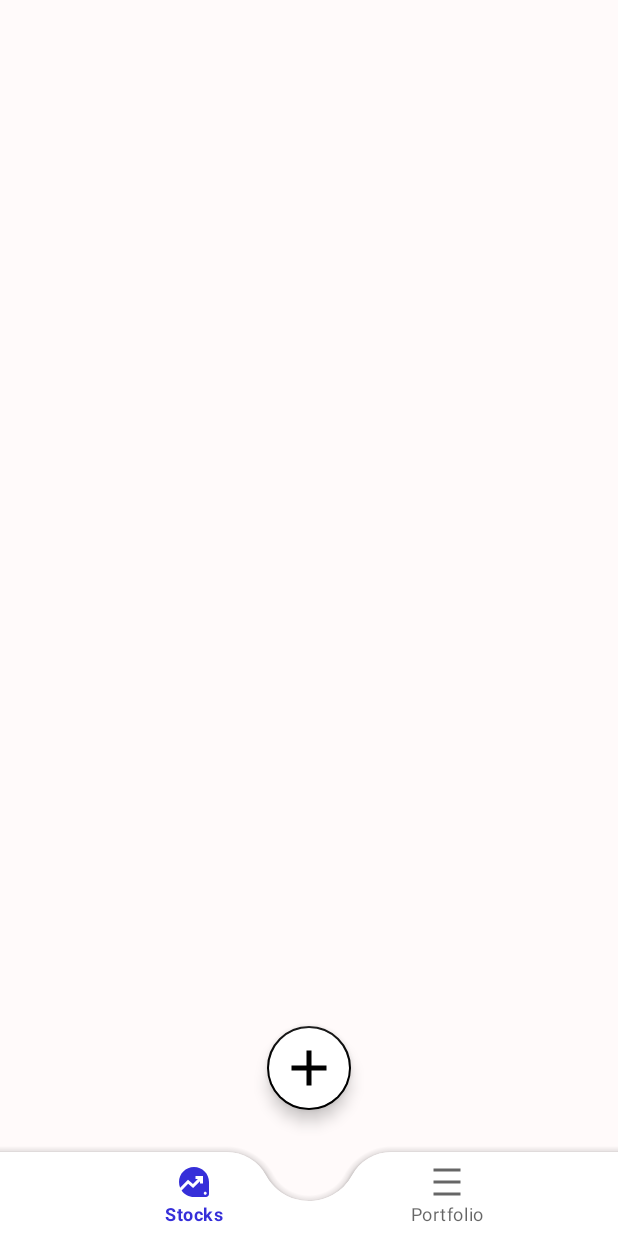
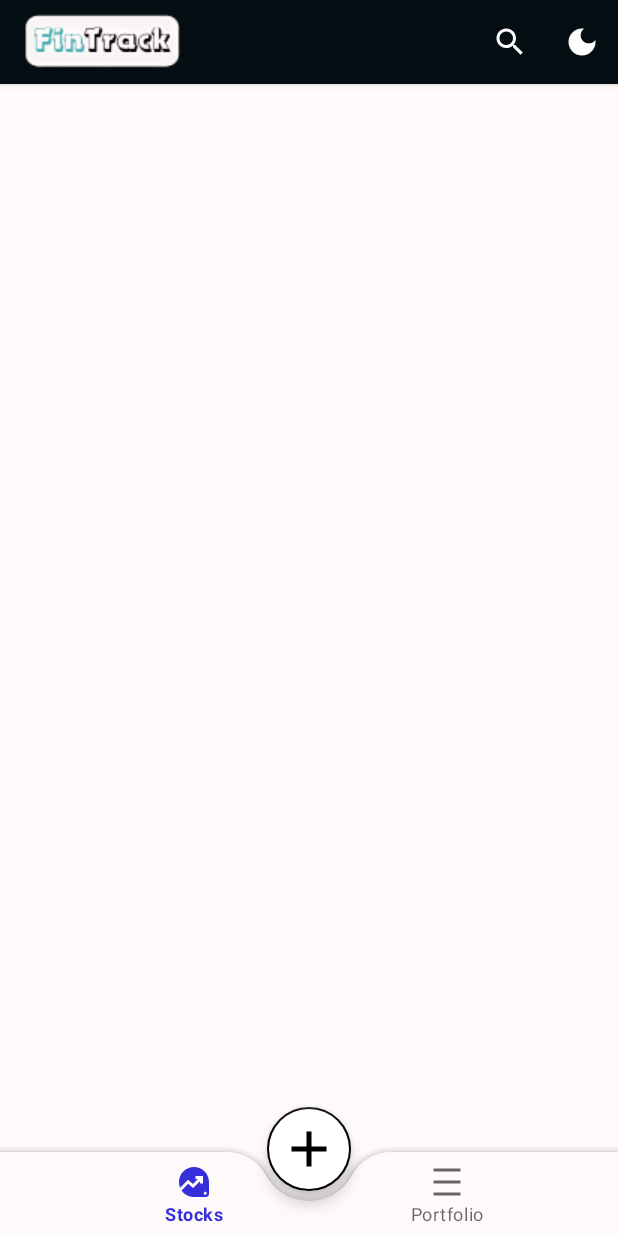
Before and after one commit to VictorFigma/fintrack, an Android app: the screen it shows after launch (HomeActivity), on a phone screen of 412 x 824 dp. Run offline under Robolectric (Android 15) with nearby library versions, the phone set to English and light mode, and no system bars; libraries missing offline, so code that uses them is left out: com.chaquo.python; 3 statements that could not run were skipped.

Commit message:
Add topBar

```diff
--- a/app/src/main/java/com/victorfigma/fintrack/HomeActivity.java
+++ b/app/src/main/java/com/victorfigma/fintrack/HomeActivity.java
@@ -1,15 +1,22 @@
 package com.victorfigma.fintrack;
 
+import androidx.annotation.NonNull;
 import androidx.appcompat.app.AppCompatActivity;
+import androidx.appcompat.widget.SearchView;
+import androidx.appcompat.widget.Toolbar;
 import androidx.fragment.app.Fragment;
 import androidx.fragment.app.FragmentManager;
 import androidx.fragment.app.FragmentTransaction;
 
+
 import android.app.Dialog;
 import android.os.Bundle;
+import android.view.Menu;
+import android.view.MenuItem;
 import android.view.View;
 import android.widget.Button;
 import android.widget.EditText;
+import android.widget.Toast;
 
 import com.google.android.material.floatingactionbutton.FloatingActionButton;
 
@@ -28,8 +35,12 @@ public class HomeActivity extends AppCompatActivity {
     @Override
     protected void onCreate(Bundle savedInstanceState) {
         super.onCreate(savedInstanceState);
+
         binding = ActivityHomeBinding.inflate(getLayoutInflater());
         setContentView(binding.getRoot());
+
+        Toolbar toolbar = findViewById(R.id.topAppBar);
+        setSupportActionBar(toolbar);
 
         btnShowDialog = findViewById(R.id.addButtom);
         btnShowDialog.setOnClickListener(new View.OnClickListener() {
@@ -52,6 +63,21 @@ public class HomeActivity extends AppCompatActivity {
 
             return true;
         });
+    }
+
+    @Override
+    public boolean onCreateOptionsMenu(Menu menu){
+        getMenuInflater().inflate(R.menu.top_navbar, menu);
+        return true;
+    }
+
+    @Override
+    public boolean onOptionsItemSelected(@NonNull MenuItem item) {
+        int id = item.getItemId();
+        if(id == androidx.core.R.id.icon_group){
+            Toast.makeText(this, "new", Toast.LENGTH_SHORT).show();
+        }
+        return true;
     }
 
     private void buttomns_actions(Dialog dialog){
--- a/app/src/main/java/com/victorfigma/fintrack/portfolio/ManagePortfolioData.java
+++ b/app/src/main/java/com/victorfigma/fintrack/portfolio/ManagePortfolioData.java
@@ -35,7 +35,6 @@ public class ManagePortfolioData {
         util.setPortfolio(pairList);
 
         showToast(context, code + " successfully added");
-        showToast(context,"TODO Validation" + code + qtty); //TODO
     }
 
     public static StringFloatPair[] deleteStringFloatPairFromArray(StringFloatPair[] portfolioList, String code) {
--- a/app/src/main/java/com/victorfigma/fintrack/stock/ManageStockData.java
+++ b/app/src/main/java/com/victorfigma/fintrack/stock/ManageStockData.java
@@ -21,7 +21,6 @@ public class ManageStockData {
         util.setStocks(stockList);
 
         showToast(context, code + " successfully added");
-        showToast(context, "TODO Validation" + code); //TODO
     }
 
     public static String[] addStringtoArray(String [] stockList, String string){
--- /dev/null
+++ b/app/src/main/res/drawable-night/swap_theme_24.xml
@@ -0,0 +1,5 @@
+<vector android:height="24dp" android:tint="#FFFFFF"
+    android:viewportHeight="24" android:viewportWidth="24"
+    android:width="24dp" xmlns:android="http://schemas.android.com/apk/res/android">
+    <path android:fillColor="@android:color/white" android:pathData="M12,7c-2.76,0 -5,2.24 -5,5s2.24,5 5,5s5,-2.24 5,-5S14.76,7 12,7L12,7zM2,13l2,0c0.55,0 1,-0.45 1,-1s-0.45,-1 -1,-1l-2,0c-0.55,0 -1,0.45 -1,1S1.45,13 2,13zM20,13l2,0c0.55,0 1,-0.45 1,-1s-0.45,-1 -1,-1l-2,0c-0.55,0 -1,0.45 -1,1S19.45,13 20,13zM11,2v2c0,0.55 0.45,1 1,1s1,-0.45 1,-1V2c0,-0.55 -0.45,-1 -1,-1S11,1.45 11,2zM11,20v2c0,0.55 0.45,1 1,1s1,-0.45 1,-1v-2c0,-0.55 -0.45,-1 -1,-1C11.45,19 11,19.45 11,20zM5.99,4.58c-0.39,-0.39 -1.03,-0.39 -1.41,0c-0.39,0.39 -0.39,1.03 0,1.41l1.06,1.06c0.39,0.39 1.03,0.39 1.41,0s0.39,-1.03 0,-1.41L5.99,4.58zM18.36,16.95c-0.39,-0.39 -1.03,-0.39 -1.41,0c-0.39,0.39 -0.39,1.03 0,1.41l1.06,1.06c0.39,0.39 1.03,0.39 1.41,0c0.39,-0.39 0.39,-1.03 0,-1.41L18.36,16.95zM19.42,5.99c0.39,-0.39 0.39,-1.03 0,-1.41c-0.39,-0.39 -1.03,-0.39 -1.41,0l-1.06,1.06c-0.39,0.39 -0.39,1.03 0,1.41s1.03,0.39 1.41,0L19.42,5.99zM7.05,18.36c0.39,-0.39 0.39,-1.03 0,-1.41c-0.39,-0.39 -1.03,-0.39 -1.41,0l-1.06,1.06c-0.39,0.39 -0.39,1.03 0,1.41s1.03,0.39 1.41,0L7.05,18.36z"/>
+</vector>
--- /dev/null
+++ b/app/src/main/res/drawable/baseline_search_24.xml
@@ -0,0 +1,5 @@
+<vector android:height="24dp" android:tint="#FFFFFF"
+    android:viewportHeight="24" android:viewportWidth="24"
+    android:width="24dp" xmlns:android="http://schemas.android.com/apk/res/android">
+    <path android:fillColor="@android:color/white" android:pathData="M15.5,14h-0.79l-0.28,-0.27C15.41,12.59 16,11.11 16,9.5 16,5.91 13.09,3 9.5,3S3,5.91 3,9.5 5.91,16 9.5,16c1.61,0 3.09,-0.59 4.23,-1.57l0.27,0.28v0.79l5,4.99L20.49,19l-4.99,-5zM9.5,14C7.01,14 5,11.99 5,9.5S7.01,5 9.5,5 14,7.01 14,9.5 11.99,14 9.5,14z"/>
+</vector>
--- /dev/null
+++ b/app/src/main/res/drawable/swap_theme_24.xml
@@ -0,0 +1,5 @@
+<vector android:height="24dp" android:tint="#FFFFFF"
+    android:viewportHeight="24" android:viewportWidth="24"
+    android:width="24dp" xmlns:android="http://schemas.android.com/apk/res/android">
+    <path android:fillColor="@android:color/white" android:pathData="M12,3c-4.97,0 -9,4.03 -9,9s4.03,9 9,9s9,-4.03 9,-9c0,-0.46 -0.04,-0.92 -0.1,-1.36c-0.98,1.37 -2.58,2.26 -4.4,2.26c-2.98,0 -5.4,-2.42 -5.4,-5.4c0,-1.81 0.89,-3.42 2.26,-4.4C12.92,3.04 12.46,3 12,3L12,3z"/>
+</vector>
--- a/app/src/main/res/layout/activity_home.xml
+++ b/app/src/main/res/layout/activity_home.xml
@@ -12,14 +12,23 @@
     <FrameLayout
         android:layout_width="match_parent"
         android:layout_height="match_parent"
-        android:id="@+id/frame_layout"/>
+        android:id="@+id/frame_layout" />
+
+    <androidx.appcompat.widget.Toolbar
+        android:id="@+id/topAppBar"
+        android:layout_width="match_parent"
+        android:layout_height="wrap_content"
+        style="@style/TopBarBackground"
+        app:logo="@drawable/logo"
+        app:title=" "
+        android:elevation="3dp"/>
 
     <com.google.android.material.bottomappbar.BottomAppBar
         android:id="@+id/bottomNavbar"
         android:layout_width="match_parent"
         android:layout_height="wrap_content"
         android:layout_gravity="bottom"
-        style="@style/ScreenBackground"
+        style="@style/BottomBarBackground"
         app:fabCradleRoundedCornerRadius="30dp">
 
         <com.google.android.material.bottomnavigation.BottomNavigationView
@@ -37,13 +46,13 @@
         android:id="@+id/addButtom"
         android:layout_width="wrap_content"
         android:layout_height="wrap_content"
+        android:layout_marginBottom="30dp"
         android:src="@drawable/baseline_add_24"
         app:borderWidth="1dp"
+        app:backgroundTint="@color/black"
         style="@style/AddFloatingButton"
         app:layout_anchor="@id/bottomNavbar"
-        app:maxImageSize="40dp"
-        android:layout_marginBottom="84dp">
-
+        app:maxImageSize="40dp">
     </com.google.android.material.floatingactionbutton.FloatingActionButton>
 
 </androidx.coordinatorlayout.widget.CoordinatorLayout>
--- a/app/src/main/res/layout/fragment_portfolio.xml
+++ b/app/src/main/res/layout/fragment_portfolio.xml
@@ -12,11 +12,12 @@
         android:layout_height="match_parent"
         android:id="@+id/portfolioListView"
         android:scrollbars="vertical"
-        android:layout_marginTop="15dp"
+        android:layout_marginTop="61dp"
         android:layout_marginBottom="56dp"
-        android:layout_marginStart="12dp"
+        android:layout_marginStart="13dp"
         tools:listitem="@layout/listed_item_portfolio"
         android:divider="@android:color/transparent"
-        android:dividerHeight="10sp"/>
+        android:dividerHeight="10sp"
+        />
 
 </androidx.constraintlayout.widget.ConstraintLayout>
--- a/app/src/main/res/layout/fragment_stocks.xml
+++ b/app/src/main/res/layout/fragment_stocks.xml
@@ -12,9 +12,9 @@
         android:layout_height="match_parent"
         android:id="@+id/stocksListView"
         android:scrollbars="vertical"
-        android:layout_marginTop="15dp"
+        android:layout_marginTop="60dp"
         android:layout_marginBottom="56dp"
-        android:layout_marginStart="12dp"
+        android:layout_marginStart="13dp"
         tools:listitem="@layout/listed_item_stocks"
         android:divider="@android:color/transparent"
         android:dividerHeight="10sp"/>
--- a/app/src/main/res/layout/listed_item_portfolio.xml
+++ b/app/src/main/res/layout/listed_item_portfolio.xml
@@ -3,7 +3,6 @@
 <androidx.cardview.widget.CardView
     xmlns:android="http://schemas.android.com/apk/res/android"
     xmlns:app="http://schemas.android.com/apk/res-auto"
-    android:layout_marginVertical="25dp"
     app:cardCornerRadius="20dp"
     app:cardElevation="2dp"
     android:layout_width="365dp"
--- a/app/src/main/res/layout/listed_item_stocks.xml
+++ b/app/src/main/res/layout/listed_item_stocks.xml
@@ -3,7 +3,6 @@
 <androidx.cardview.widget.CardView
     xmlns:android="http://schemas.android.com/apk/res/android"
     xmlns:app="http://schemas.android.com/apk/res-auto"
-    android:layout_marginVertical="25dp"
     app:cardCornerRadius="20dp"
     app:cardElevation="2dp"
     android:layout_width="365dp"
--- /dev/null
+++ b/app/src/main/res/menu/top_navbar.xml
@@ -0,0 +1,18 @@
+<?xml version="1.0" encoding="utf-8"?>
+<menu xmlns:android="http://schemas.android.com/apk/res/android"
+    xmlns:app="http://schemas.android.com/apk/res-auto">
+
+    <item
+        android:id="@+id/searchBar"
+        android:title="Search"
+        android:icon="@drawable/baseline_search_24"
+        app:actionViewClass="androidx.appcompat.widget.SearchView"
+        app:showAsAction="ifRoom|collapseActionView" />
+
+    <item
+        android:id="@+id/swapTheme"
+        android:title="Theme"
+        android:icon="@drawable/swap_theme_24"
+        app:showAsAction="always"/>
+
+</menu>
--- a/app/src/main/res/values-night/themes.xml
+++ b/app/src/main/res/values-night/themes.xml
@@ -7,6 +7,8 @@
 
     <style name="ScreenBackground"><item name="android:background">@color/dark_grey</item></style>
     <style name="CardBackground"><item name="cardBackgroundColor">@color/white</item></style>
+    <style name="TopBarBackground"><item name="android:background">@color/dark_green</item></style>
+    <style name="BottomBarBackground"><item name="backgroundTint">@color/dark_green</item></style>
     <style name="TextColor"><item name="android:textColor">@color/black</item></style>
     <style name="TextColor2"><item name="android:textColor">@color/light_white</item></style>
     <style name="AddFloatingButton"><item name="android:backgroundTint">@color/white</item></style>
--- a/app/src/main/res/values/colors.xml
+++ b/app/src/main/res/values/colors.xml
@@ -5,9 +5,11 @@
     <color name="black">#FF000000</color>
 
     <color name="light_white">#FFFAFA</color>
+    <color name="dark_green">#040D12</color>
     <color name="dark_grey">#121212</color>
+    <color name="dark_soft">#2D2D2D</color>
 
     <color name="blue">#362FD9</color>
-    <color name="green">#15F5BA</color>
+    <color name="green">#03DAC5</color>
 
 </resources>
--- a/app/src/main/res/values/themes.xml
+++ b/app/src/main/res/values/themes.xml
@@ -7,6 +7,8 @@
 
     <style name="ScreenBackground"><item name="android:background">@color/light_white</item></style>
     <style name="CardBackground"><item name="cardBackgroundColor">@color/white</item></style>
+    <style name="TopBarBackground"><item name="android:background">@color/dark_green</item></style>
+    <style name="BottomBarBackground"><item name="backgroundTint">@color/light_white</item></style>
     <style name="TextColor"><item name="android:textColor">@color/black</item></style>
     <style name="TextColor2"><item name="android:textColor">@color/black</item></style>
     <style name="AddFloatingButton"><item name="android:backgroundTint">@color/white</item></style>
```
Also changed, not shown: app/src/main/res/drawable/logo.png (added).
